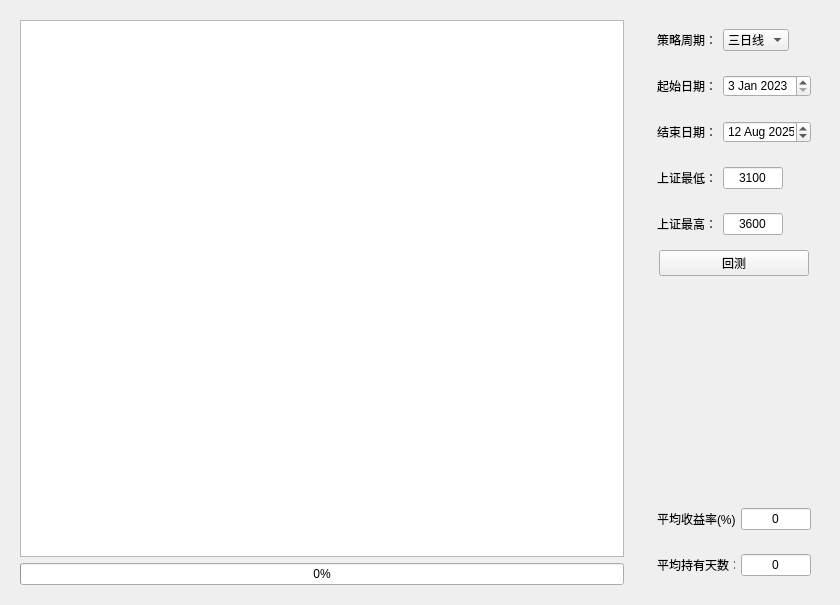
Qt form ui_page/page_two.ui (DokinWang/MakeMoneyGUI) before a commit.
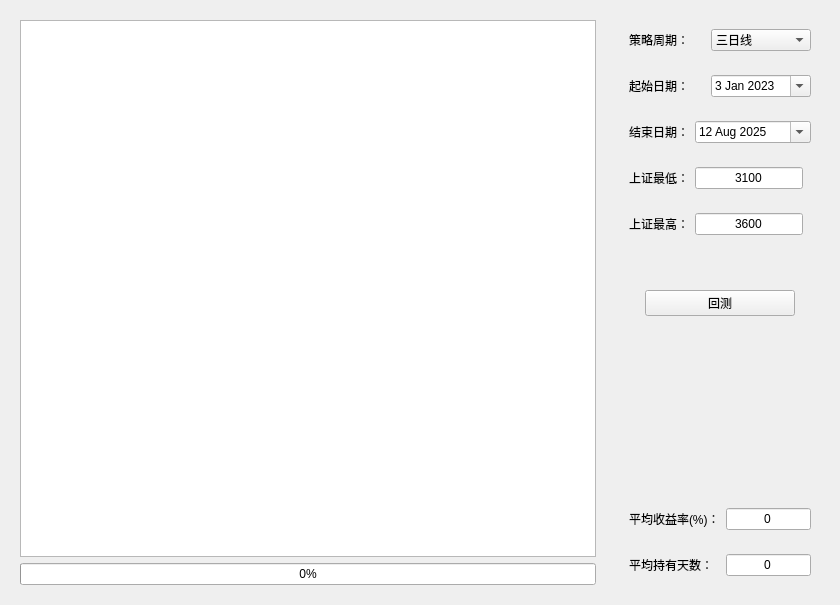
The same form after that commit. Custom widgets are drawn as their Qt base class.

```diff
--- a/ui_page/page_two.ui
+++ b/ui_page/page_two.ui
@@ -10,15 +10,40 @@
     <height>605</height>
    </rect>
   </property>
+  <property name="sizePolicy">
+   <sizepolicy hsizetype="Expanding" vsizetype="Preferred">
+    <horstretch>0</horstretch>
+    <verstretch>0</verstretch>
+   </sizepolicy>
+  </property>
   <property name="windowTitle">
    <string>Form</string>
   </property>
-  <layout class="QHBoxLayout" name="horizontalLayout">
+  <layout class="QHBoxLayout" name="horizontalLayout" stretch="1,0">
    <item>
     <widget class="QWidget" name="widget_9" native="true">
-     <layout class="QVBoxLayout" name="verticalLayout_2">
+     <property name="sizePolicy">
+      <sizepolicy hsizetype="Expanding" vsizetype="MinimumExpanding">
+       <horstretch>0</horstretch>
+       <verstretch>0</verstretch>
+      </sizepolicy>
+     </property>
+     <property name="minimumSize">
+      <size>
+       <width>0</width>
+       <height>0</height>
+      </size>
+     </property>
+     <layout class="QVBoxLayout" name="verticalLayout_2" stretch="0,0">
       <item>
-       <widget class="QTableWidget" name="stockBackTestTable"/>
+       <widget class="QTableWidget" name="stockBackTestTable">
+        <property name="sizePolicy">
+         <sizepolicy hsizetype="Expanding" vsizetype="MinimumExpanding">
+          <horstretch>0</horstretch>
+          <verstretch>0</verstretch>
+         </sizepolicy>
+        </property>
+       </widget>
       </item>
       <item>
        <widget class="QProgressBar" name="backTestProgress">
@@ -38,15 +63,33 @@
    </item>
    <item alignment="Qt::AlignRight">
     <widget class="QWidget" name="widget" native="true">
+     <property name="sizePolicy">
+      <sizepolicy hsizetype="Expanding" vsizetype="Preferred">
+       <horstretch>0</horstretch>
+       <verstretch>0</verstretch>
+      </sizepolicy>
+     </property>
+     <property name="minimumSize">
+      <size>
+       <width>0</width>
+       <height>0</height>
+      </size>
+     </property>
      <property name="maximumSize">
       <size>
-       <width>190</width>
+       <width>16777215</width>
        <height>16777215</height>
       </size>
      </property>
-     <layout class="QVBoxLayout" name="verticalLayout">
-      <item alignment="Qt::AlignLeft">
+     <layout class="QVBoxLayout" name="verticalLayout" stretch="1,1,1,1,1,0,1,1,1,1">
+      <item>
        <widget class="QWidget" name="widget_2" native="true">
+        <property name="sizePolicy">
+         <sizepolicy hsizetype="Expanding" vsizetype="Preferred">
+          <horstretch>0</horstretch>
+          <verstretch>0</verstretch>
+         </sizepolicy>
+        </property>
         <property name="maximumSize">
          <size>
           <width>16777215</width>
@@ -56,6 +99,15 @@
         <layout class="QHBoxLayout" name="horizontalLayout_2">
          <item>
           <widget class="QLabel" name="label">
+           <property name="sizePolicy">
+            <sizepolicy hsizetype="Expanding" vsizetype="Preferred">
+             <horstretch>0</horstretch>
+             <verstretch>0</verstretch>
+            </sizepolicy>
+           </property>
+           <property name="styleSheet">
+            <string notr="true">font: 11pt &quot;Microsoft YaHei UI&quot;;</string>
+           </property>
            <property name="text">
             <string>策略周期：</string>
            </property>
@@ -63,6 +115,16 @@
          </item>
          <item>
           <widget class="QComboBox" name="policySelect">
+           <property name="minimumSize">
+            <size>
+             <width>100</width>
+             <height>0</height>
+            </size>
+           </property>
+           <property name="styleSheet">
+            <string notr="true">font: 11pt &quot;Microsoft YaHei UI&quot;;
+QComboBox \n{\n	combobox-popup: 0;\n}</string>
+           </property>
            <item>
             <property name="text">
              <string>三日线</string>
@@ -78,10 +140,10 @@
         </layout>
        </widget>
       </item>
-      <item alignment="Qt::AlignLeft">
+      <item>
        <widget class="QWidget" name="widget_5" native="true">
         <property name="sizePolicy">
-         <sizepolicy hsizetype="Minimum" vsizetype="Preferred">
+         <sizepolicy hsizetype="Expanding" vsizetype="Preferred">
           <horstretch>0</horstretch>
           <verstretch>0</verstretch>
          </sizepolicy>
@@ -93,8 +155,17 @@
          </size>
         </property>
         <layout class="QHBoxLayout" name="horizontalLayout_5">
-         <item alignment="Qt::AlignLeft">
+         <item>
           <widget class="QLabel" name="label_4">
+           <property name="sizePolicy">
+            <sizepolicy hsizetype="Expanding" vsizetype="Preferred">
+             <horstretch>0</horstretch>
+             <verstretch>0</verstretch>
+            </sizepolicy>
+           </property>
+           <property name="styleSheet">
+            <string notr="true">font: 11pt &quot;Microsoft YaHei UI&quot;;</string>
+           </property>
            <property name="text">
             <string>起始日期：</string>
            </property>
@@ -102,9 +173,27 @@
          </item>
          <item>
           <widget class="QDateEdit" name="startTime">
+           <property name="sizePolicy">
+            <sizepolicy hsizetype="Expanding" vsizetype="Fixed">
+             <horstretch>0</horstretch>
+             <verstretch>0</verstretch>
+            </sizepolicy>
+           </property>
+           <property name="minimumSize">
+            <size>
+             <width>100</width>
+             <height>0</height>
+            </size>
+           </property>
+           <property name="font">
+            <font/>
+           </property>
+           <property name="styleSheet">
+            <string notr="true"/>
+           </property>
            <property name="dateTime">
             <datetime>
-             <hour>0</hour>
+             <hour>16</hour>
              <minute>0</minute>
              <second>0</second>
              <year>2023</year>
@@ -114,7 +203,7 @@
            </property>
            <property name="minimumDateTime">
             <datetime>
-             <hour>0</hour>
+             <hour>16</hour>
              <minute>0</minute>
              <second>0</second>
              <year>2023</year>
@@ -129,15 +218,18 @@
              <day>3</day>
             </date>
            </property>
+           <property name="calendarPopup">
+            <bool>true</bool>
+           </property>
           </widget>
          </item>
         </layout>
        </widget>
       </item>
-      <item alignment="Qt::AlignLeft">
+      <item>
        <widget class="QWidget" name="widget_6" native="true">
         <property name="sizePolicy">
-         <sizepolicy hsizetype="Minimum" vsizetype="Preferred">
+         <sizepolicy hsizetype="Expanding" vsizetype="Preferred">
           <horstretch>0</horstretch>
           <verstretch>0</verstretch>
          </sizepolicy>
@@ -151,6 +243,15 @@
         <layout class="QHBoxLayout" name="horizontalLayout_6">
          <item alignment="Qt::AlignLeft">
           <widget class="QLabel" name="label_5">
+           <property name="sizePolicy">
+            <sizepolicy hsizetype="Expanding" vsizetype="Preferred">
+             <horstretch>0</horstretch>
+             <verstretch>0</verstretch>
+            </sizepolicy>
+           </property>
+           <property name="styleSheet">
+            <string notr="true">font: 11pt &quot;Microsoft YaHei UI&quot;;</string>
+           </property>
            <property name="text">
             <string>结束日期：</string>
            </property>
@@ -158,9 +259,24 @@
          </item>
          <item>
           <widget class="QDateEdit" name="endTime">
+           <property name="sizePolicy">
+            <sizepolicy hsizetype="Expanding" vsizetype="Fixed">
+             <horstretch>0</horstretch>
+             <verstretch>0</verstretch>
+            </sizepolicy>
+           </property>
+           <property name="minimumSize">
+            <size>
+             <width>100</width>
+             <height>0</height>
+            </size>
+           </property>
+           <property name="styleSheet">
+            <string notr="true"/>
+           </property>
            <property name="dateTime">
             <datetime>
-             <hour>16</hour>
+             <hour>8</hour>
              <minute>0</minute>
              <second>0</second>
              <year>2025</year>
@@ -192,6 +308,9 @@
              <second>0</second>
             </time>
            </property>
+           <property name="calendarPopup">
+            <bool>true</bool>
+           </property>
           </widget>
          </item>
         </layout>
@@ -200,7 +319,7 @@
       <item alignment="Qt::AlignLeft">
        <widget class="QWidget" name="widget_3" native="true">
         <property name="sizePolicy">
-         <sizepolicy hsizetype="Minimum" vsizetype="Preferred">
+         <sizepolicy hsizetype="Expanding" vsizetype="Preferred">
           <horstretch>0</horstretch>
           <verstretch>0</verstretch>
          </sizepolicy>
@@ -214,6 +333,15 @@
         <layout class="QHBoxLayout" name="horizontalLayout_3">
          <item alignment="Qt::AlignLeft">
           <widget class="QLabel" name="label_2">
+           <property name="sizePolicy">
+            <sizepolicy hsizetype="Expanding" vsizetype="Preferred">
+             <horstretch>0</horstretch>
+             <verstretch>0</verstretch>
+            </sizepolicy>
+           </property>
+           <property name="styleSheet">
+            <string notr="true">font: 11pt &quot;Microsoft YaHei UI&quot;;</string>
+           </property>
            <property name="text">
             <string>上证最低：</string>
            </property>
@@ -223,16 +351,19 @@
           <widget class="QLineEdit" name="shMin">
            <property name="minimumSize">
             <size>
-             <width>60</width>
+             <width>100</width>
              <height>0</height>
             </size>
            </property>
            <property name="maximumSize">
             <size>
-             <width>60</width>
+             <width>16777215</width>
              <height>16777215</height>
             </size>
            </property>
+           <property name="styleSheet">
+            <string notr="true">font: 11pt &quot;Microsoft YaHei UI&quot;;</string>
+           </property>
            <property name="text">
             <string>3100</string>
            </property>
@@ -247,7 +378,7 @@
       <item alignment="Qt::AlignLeft">
        <widget class="QWidget" name="widget_4" native="true">
         <property name="sizePolicy">
-         <sizepolicy hsizetype="Minimum" vsizetype="Preferred">
+         <sizepolicy hsizetype="Expanding" vsizetype="Preferred">
           <horstretch>0</horstretch>
           <verstretch>0</verstretch>
          </sizepolicy>
@@ -261,6 +392,15 @@
         <layout class="QHBoxLayout" name="horizontalLayout_4">
          <item alignment="Qt::AlignLeft">
           <widget class="QLabel" name="label_3">
+           <property name="sizePolicy">
+            <sizepolicy hsizetype="Expanding" vsizetype="Preferred">
+             <horstretch>0</horstretch>
+             <verstretch>0</verstretch>
+            </sizepolicy>
+           </property>
+           <property name="styleSheet">
+            <string notr="true">font: 11pt &quot;Microsoft YaHei UI&quot;;</string>
+           </property>
            <property name="text">
             <string>上证最高：</string>
            </property>
@@ -270,16 +410,19 @@
           <widget class="QLineEdit" name="shMax">
            <property name="minimumSize">
             <size>
-             <width>60</width>
+             <width>100</width>
              <height>0</height>
             </size>
            </property>
            <property name="maximumSize">
             <size>
-             <width>60</width>
+             <width>16777215</width>
              <height>16777215</height>
             </size>
            </property>
+           <property name="styleSheet">
+            <string notr="true">font: 11pt &quot;Microsoft YaHei UI&quot;;</string>
+           </property>
            <property name="text">
             <string>3600</string>
            </property>
@@ -291,8 +434,27 @@
         </layout>
        </widget>
       </item>
+      <item>
+       <spacer name="verticalSpacer_2">
+        <property name="orientation">
+         <enum>Qt::Vertical</enum>
+        </property>
+        <property name="sizeHint" stdset="0">
+         <size>
+          <width>20</width>
+          <height>40</height>
+         </size>
+        </property>
+       </spacer>
+      </item>
       <item alignment="Qt::AlignHCenter">
        <widget class="PushButton" name="backTestBtn">
+        <property name="sizePolicy">
+         <sizepolicy hsizetype="Expanding" vsizetype="Fixed">
+          <horstretch>0</horstretch>
+          <verstretch>0</verstretch>
+         </sizepolicy>
+        </property>
         <property name="minimumSize">
          <size>
           <width>150</width>
@@ -301,10 +463,13 @@
         </property>
         <property name="maximumSize">
          <size>
-          <width>150</width>
+          <width>16777215</width>
           <height>16777215</height>
          </size>
         </property>
+        <property name="styleSheet">
+         <string notr="true">font: 11pt &quot;Microsoft YaHei UI&quot;;</string>
+        </property>
         <property name="text">
          <string>回测</string>
         </property>
@@ -326,7 +491,7 @@
       <item alignment="Qt::AlignLeft">
        <widget class="QWidget" name="widget_7" native="true">
         <property name="sizePolicy">
-         <sizepolicy hsizetype="Minimum" vsizetype="Preferred">
+         <sizepolicy hsizetype="Expanding" vsizetype="Preferred">
           <horstretch>0</horstretch>
           <verstretch>0</verstretch>
          </sizepolicy>
@@ -340,6 +505,9 @@
         <layout class="QHBoxLayout" name="horizontalLayout_7">
          <item alignment="Qt::AlignLeft">
           <widget class="QLabel" name="label_6">
+           <property name="styleSheet">
+            <string notr="true">font: 11pt &quot;Microsoft YaHei UI&quot;;</string>
+           </property>
            <property name="text">
             <string>平均收益率(%)：</string>
            </property>
@@ -355,10 +523,13 @@
            </property>
            <property name="maximumSize">
             <size>
-             <width>70</width>
+             <width>16777215</width>
              <height>16777215</height>
             </size>
            </property>
+           <property name="styleSheet">
+            <string notr="true">font: 11pt &quot;Microsoft YaHei UI&quot;;</string>
+           </property>
            <property name="text">
             <string>0</string>
            </property>
@@ -376,7 +547,7 @@
       <item alignment="Qt::AlignLeft">
        <widget class="QWidget" name="widget_8" native="true">
         <property name="sizePolicy">
-         <sizepolicy hsizetype="Minimum" vsizetype="Preferred">
+         <sizepolicy hsizetype="Expanding" vsizetype="Preferred">
           <horstretch>0</horstretch>
           <verstretch>0</verstretch>
          </sizepolicy>
@@ -390,6 +561,9 @@
         <layout class="QHBoxLayout" name="horizontalLayout_8">
          <item alignment="Qt::AlignLeft">
           <widget class="QLabel" name="label_7">
+           <property name="styleSheet">
+            <string notr="true">font: 11pt &quot;Microsoft YaHei UI&quot;;</string>
+           </property>
            <property name="text">
             <string>平均持有天数：  </string>
            </property>
@@ -405,10 +579,13 @@
            </property>
            <property name="maximumSize">
             <size>
-             <width>70</width>
+             <width>16777215</width>
              <height>16777215</height>
             </size>
            </property>
+           <property name="styleSheet">
+            <string notr="true">font: 11pt &quot;Microsoft YaHei UI&quot;;</string>
+           </property>
            <property name="text">
             <string>0</string>
            </property>
```
